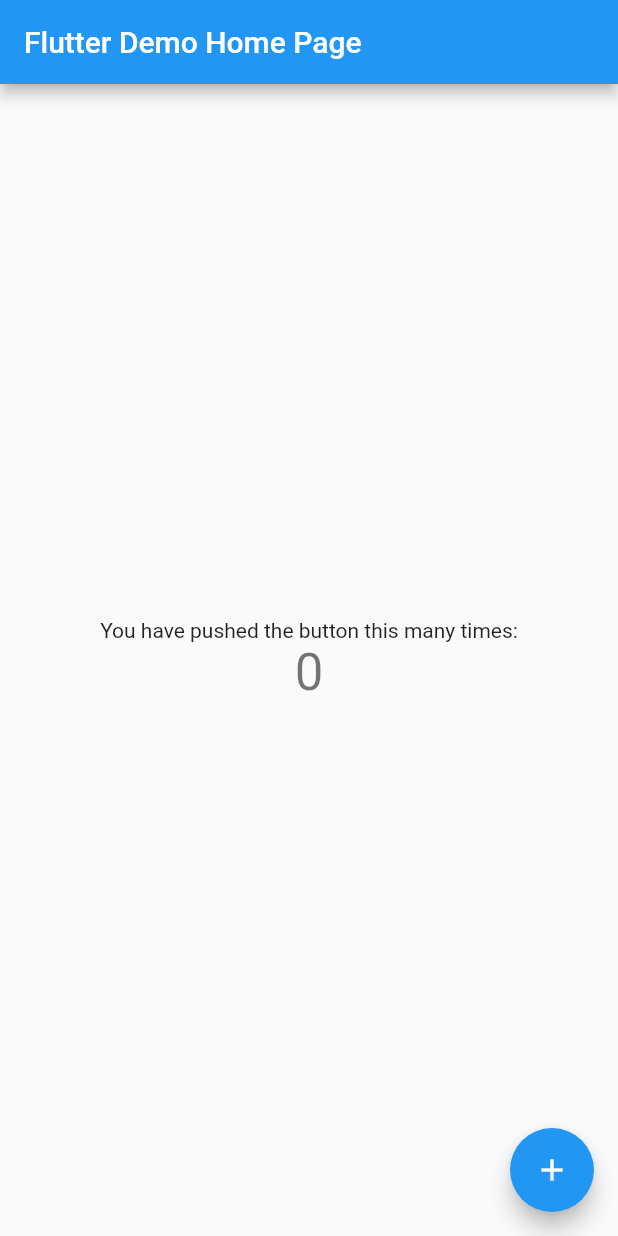
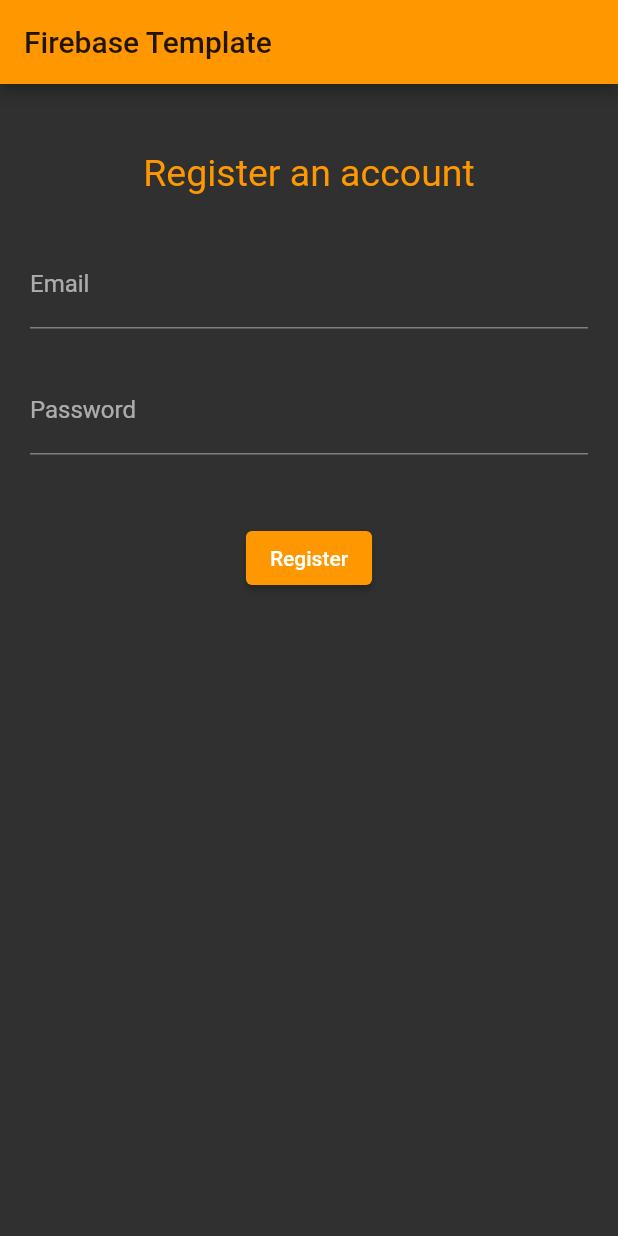
Before and after one commit to vicktorhu/flutter_firebase_template, a Flutter app: the screen it shows after launch, on a phone screen of 412 x 824 dp. Run offline on Flutter 3.47's test engine with Material 2 defaults, Android fonts, the phone set to English and light mode, and no system bars; our stand-ins replace firebase_auth, firebase_core; accounts and stored records are empty.

```diff
--- a/lib/main.dart
+++ b/lib/main.dart
@@ -1,113 +1,140 @@
 import 'package:flutter/material.dart';
+import 'package:firebase_core/firebase_core.dart';
+import 'package:firebase_auth/firebase_auth.dart';
 
-void main() {
+Future<void> main() async {
+  WidgetsFlutterBinding.ensureInitialized();
   runApp(MyApp());
 }
 
 class MyApp extends StatelessWidget {
-  // This widget is the root of your application.
+  final Future<FirebaseApp> firebaseApp = Firebase.initializeApp();
   @override
   Widget build(BuildContext context) {
     return MaterialApp(
-      title: 'Flutter Demo',
-      theme: ThemeData(
-        // This is the theme of your application.
-        //
-        // Try running your application with "flutter run". You'll see the
-        // application has a blue toolbar. Then, without quitting the app, try
-        // changing the primarySwatch below to Colors.green and then invoke
-        // "hot reload" (press "r" in the console where you ran "flutter run",
-        // or simply save your changes to "hot reload" in a Flutter IDE).
-        // Notice that the counter didn't reset back to zero; the application
-        // is not restarted.
-        primarySwatch: Colors.blue,
+        title: 'Firebase Template',
+        theme: ThemeData(
+          brightness: Brightness.dark,
+          primaryColor: Colors.orange,
+          accentColor: Colors.orange,
+          elevatedButtonTheme: ElevatedButtonThemeData(
+              style: TextButton.styleFrom(backgroundColor: Colors.orange)),
+        ),
+        home: FutureBuilder(
+          future: firebaseApp,
+          builder: (context, snapshot) {
+            if (snapshot.hasError) {
+              return Text("ERROR: ${snapshot.error.toString()} ");
+            }
+            if (snapshot.hasData) {
+              return Home();
+            } else {
+              return Center(
+                child: CircularProgressIndicator(),
+              );
+            }
+          },
+        ));
+  }
+}
+
+class Home extends StatelessWidget {
+  const Home({Key key}) : super(key: key);
+
+  @override
+  Widget build(BuildContext context) {
+    return Container(
+      child: Scaffold(
+        appBar: AppBar(
+          title: Text('Firebase Template'),
+        ),
+        body: Center(
+          child: Container(
+            child: RegistrationForm(),
+          ),
+        ),
       ),
-      home: MyHomePage(title: 'Flutter Demo Home Page'),
     );
   }
 }
 
-class MyHomePage extends StatefulWidget {
-  MyHomePage({Key key, this.title}) : super(key: key);
-
-  // This widget is the home page of your application. It is stateful, meaning
-  // that it has a State object (defined below) that contains fields that affect
-  // how it looks.
-
-  // This class is the configuration for the state. It holds the values (in this
-  // case the title) provided by the parent (in this case the App widget) and
-  // used by the build method of the State. Fields in a Widget subclass are
-  // always marked "final".
-
-  final String title;
+class RegistrationForm extends StatefulWidget {
+  RegistrationForm({Key key}) : super(key: key);
 
   @override
-  _MyHomePageState createState() => _MyHomePageState();
+  _RegisterState createState() => _RegisterState();
 }
 
-class _MyHomePageState extends State<MyHomePage> {
-  int _counter = 0;
+class _RegisterState extends State<RegistrationForm> {
+  final textEmailController = TextEditingController();
+  final textPasswordController = TextEditingController();
+  bool isLoading = false;
 
-  void _incrementCounter() {
+  register() async {
     setState(() {
-      // This call to setState tells the Flutter framework that something has
-      // changed in this State, which causes it to rerun the build method below
-      // so that the display can reflect the updated values. If we changed
-      // _counter without calling setState(), then the build method would not be
-      // called again, and so nothing would appear to happen.
-      _counter++;
+      isLoading = true;
     });
+    try {
+      UserCredential userCredential = await FirebaseAuth.instance
+          .createUserWithEmailAndPassword(
+              email: textEmailController.text,
+              password: textPasswordController.text);
+    } on FirebaseAuthException catch (e) {
+      if (e.code == 'weak-password') {
+        print('The password provided is too weak.');
+      } else if (e.code == 'email-already-in-use') {
+        print('The account already exists for that email.');
+      }
+    } catch (e) {
+      print(e);
+    } finally {
+      setState(() {
+        isLoading = false;
+      });
+      textEmailController.text = "";
+      textPasswordController.text = "";
+    }
+  }
+
+  Widget getButtonContent() {
+    if (isLoading) {
+      return SizedBox(
+        child: CircularProgressIndicator(
+          backgroundColor: Colors.white,
+        ),
+        height: 20,
+        width: 20,
+      );
+    } else {
+      return Text("Register");
+    }
   }
 
   @override
   Widget build(BuildContext context) {
-    // This method is rerun every time setState is called, for instance as done
-    // by the _incrementCounter method above.
-    //
-    // The Flutter framework has been optimized to make rerunning build methods
-    // fast, so that you can just rebuild anything that needs updating rather
-    // than having to individually change instances of widgets.
-    return Scaffold(
-      appBar: AppBar(
-        // Here we take the value from the MyHomePage object that was created by
-        // the App.build method, and use it to set our appbar title.
-        title: Text(widget.title),
+    return Container(
+      padding: const EdgeInsets.all(20.0),
+      child: Column(
+        children: [
+          SizedBox(height: 25),
+          Text("Register an account",
+              style: TextStyle(color: Colors.orange, fontSize: 25)),
+          SizedBox(height: 30),
+          TextField(
+            controller: textEmailController,
+            autocorrect: false,
+            decoration: InputDecoration(labelText: "Email"),
+          ),
+          SizedBox(height: 25),
+          TextField(
+            controller: textPasswordController,
+            obscureText: true,
+            decoration: InputDecoration(labelText: "Password"),
+          ),
+          SizedBox(height: 45),
+          ElevatedButton(onPressed: register, child: getButtonContent())
+        ],
       ),
-      body: Center(
-        // Center is a layout widget. It takes a single child and positions it
-        // in the middle of the parent.
-        child: Column(
-          // Column is also a layout widget. It takes a list of children and
-          // arranges them vertically. By default, it sizes itself to fit its
-          // children horizontally, and tries to be as tall as its parent.
-          //
-          // Invoke "debug painting" (press "p" in the console, choose the
-          // "Toggle Debug Paint" action from the Flutter Inspector in Android
-          // Studio, or the "Toggle Debug Paint" command in Visual Studio Code)
-          // to see the wireframe for each widget.
-          //
-          // Column has various properties to control how it sizes itself and
-          // how it positions its children. Here we use mainAxisAlignment to
-          // center the children vertically; the main axis here is the vertical
-          // axis because Columns are vertical (the cross axis would be
-          // horizontal).
-          mainAxisAlignment: MainAxisAlignment.center,
-          children: <Widget>[
-            Text(
-              'You have pushed the button this many times:',
-            ),
-            Text(
-              '$_counter',
-              style: Theme.of(context).textTheme.headline4,
-            ),
-          ],
-        ),
-      ),
-      floatingActionButton: FloatingActionButton(
-        onPressed: _incrementCounter,
-        tooltip: 'Increment',
-        child: Icon(Icons.add),
-      ), // This trailing comma makes auto-formatting nicer for build methods.
     );
   }
 }
```
Also changed, not shown: 1 other file.
